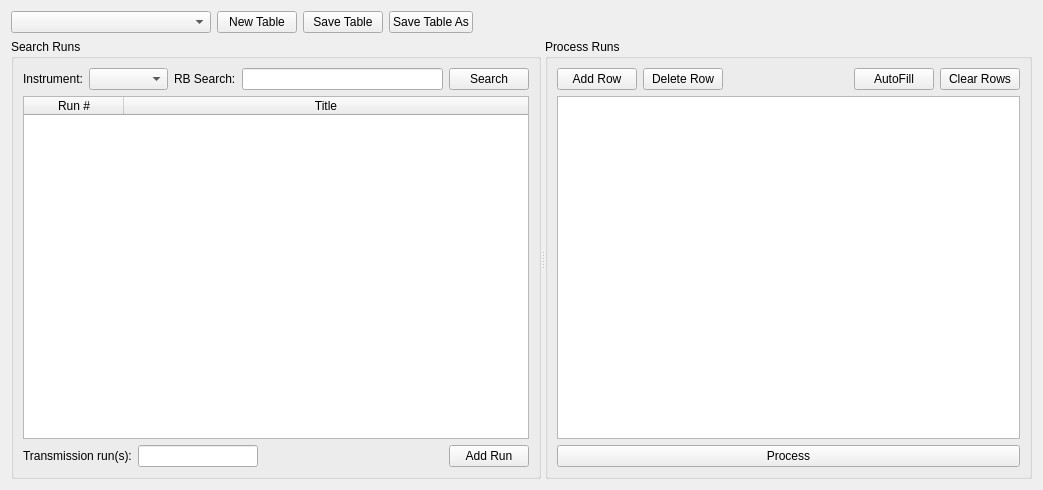
Above: Code/Mantid/MantidQt/CustomInterfaces/inc/MantidQtCustomInterfaces/ReflMainWidget.ui from mantidproject/mantid before the change. Below: the same form after it.
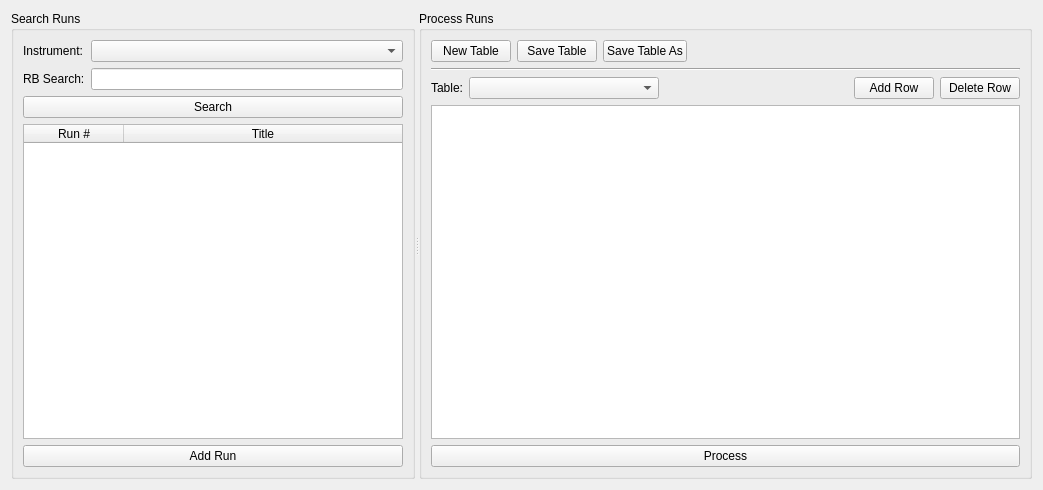
That is the form after the change. Custom widgets are drawn as their Qt base class.

Commit message: Refs #9371 Tidy up the Refl Gui a little more.

```diff
--- a/Code/Mantid/MantidQt/CustomInterfaces/inc/MantidQtCustomInterfaces/ReflMainWidget.ui
+++ b/Code/Mantid/MantidQt/CustomInterfaces/inc/MantidQtCustomInterfaces/ReflMainWidget.ui
@@ -14,59 +14,6 @@
    <string>ISIS Reflectometry</string>
   </property>
   <layout class="QVBoxLayout" name="layoutMain">
-   <item>
-    <layout class="QHBoxLayout" name="layoutTemp">
-     <item>
-      <widget class="MantidQt::MantidWidgets::WorkspaceSelector" name="workspaceSelector">
-       <property name="minimumSize">
-        <size>
-         <width>200</width>
-         <height>0</height>
-        </size>
-       </property>
-       <property name="WorkspaceTypes" stdset="0">
-        <stringlist>
-         <string>TableWorkspace</string>
-        </stringlist>
-       </property>
-      </widget>
-     </item>
-     <item>
-      <widget class="QPushButton" name="buttonNew">
-       <property name="text">
-        <string>New Table</string>
-       </property>
-      </widget>
-     </item>
-     <item>
-      <widget class="QPushButton" name="buttonSave">
-       <property name="text">
-        <string>Save Table</string>
-       </property>
-      </widget>
-     </item>
-     <item>
-      <widget class="QPushButton" name="buttonSaveAs">
-       <property name="text">
-        <string>Save Table As</string>
-       </property>
-      </widget>
-     </item>
-     <item>
-      <spacer name="horizontalSpacer">
-       <property name="orientation">
-        <enum>Qt::Horizontal</enum>
-       </property>
-       <property name="sizeHint" stdset="0">
-        <size>
-         <width>40</width>
-         <height>20</height>
-        </size>
-       </property>
-      </spacer>
-     </item>
-    </layout>
-   </item>
    <item>
     <widget class="QSplitter" name="splitterTables">
      <property name="sizePolicy">
@@ -87,8 +34,8 @@
       </property>
       <layout class="QVBoxLayout" name="layoutSearchPane">
        <item>
-        <layout class="QHBoxLayout" name="layoutSearchTopRow">
-         <item>
+        <layout class="QFormLayout" name="layoutSearchForm">
+         <item row="0" column="0">
           <widget class="QLabel" name="labelInstrument">
            <property name="text">
             <string>Instrument:</string>
@@ -98,14 +45,20 @@
            </property>
           </widget>
          </item>
-         <item>
+         <item row="0" column="1">
           <widget class="QComboBox" name="comboInstrument">
            <property name="sizePolicy">
-            <sizepolicy hsizetype="Fixed" vsizetype="Fixed">
+            <sizepolicy hsizetype="Expanding" vsizetype="Fixed">
              <horstretch>0</horstretch>
              <verstretch>0</verstretch>
             </sizepolicy>
            </property>
+           <property name="minimumSize">
+            <size>
+             <width>150</width>
+             <height>0</height>
+            </size>
+           </property>
            <property name="font">
             <font>
              <weight>75</weight>
@@ -117,7 +70,7 @@
            </property>
           </widget>
          </item>
-         <item>
+         <item row="1" column="0">
           <widget class="QLabel" name="labelRB">
            <property name="sizePolicy">
             <sizepolicy hsizetype="Minimum" vsizetype="Preferred">
@@ -133,7 +86,7 @@
            </property>
           </widget>
          </item>
-         <item>
+         <item row="1" column="1">
           <widget class="QLineEdit" name="textRB">
            <property name="sizePolicy">
             <sizepolicy hsizetype="Expanding" vsizetype="Fixed">
@@ -158,15 +111,15 @@
            </property>
           </widget>
          </item>
-         <item>
-          <widget class="QPushButton" name="buttonSearch">
-           <property name="text">
-            <string>Search</string>
-           </property>
-          </widget>
-         </item>
         </layout>
        </item>
+       <item>
+        <widget class="QPushButton" name="buttonSearch">
+         <property name="text">
+          <string>Search</string>
+         </property>
+        </widget>
+       </item>
        <item>
         <widget class="QTableWidget" name="tableRuns">
          <attribute name="horizontalHeaderHighlightSections">
@@ -195,48 +148,6 @@
        </item>
        <item>
         <layout class="QHBoxLayout" name="layoutSearchBottomRow">
-         <item>
-          <widget class="QLabel" name="labelRuns">
-           <property name="text">
-            <string>Transmission run(s):</string>
-           </property>
-           <property name="buddy">
-            <cstring>textRuns</cstring>
-           </property>
-          </widget>
-         </item>
-         <item>
-          <widget class="QLineEdit" name="textRuns">
-           <property name="minimumSize">
-            <size>
-             <width>90</width>
-             <height>0</height>
-            </size>
-           </property>
-           <property name="maximumSize">
-            <size>
-             <width>120</width>
-             <height>16777215</height>
-            </size>
-           </property>
-           <property name="toolTip">
-            <string>Transmission run number to be automatically entered into the 'trans' column when transferring runs.</string>
-           </property>
-          </widget>
-         </item>
-         <item>
-          <spacer name="spacerAddRun">
-           <property name="orientation">
-            <enum>Qt::Horizontal</enum>
-           </property>
-           <property name="sizeHint" stdset="0">
-            <size>
-             <width>40</width>
-             <height>20</height>
-            </size>
-           </property>
-          </spacer>
-         </item>
          <item>
           <widget class="QPushButton" name="buttonTransfer">
            <property name="sizePolicy">
@@ -261,8 +172,94 @@
       <layout class="QHBoxLayout" name="layoutTableView">
        <item>
         <layout class="QVBoxLayout" name="layoutButtonsTable">
+         <item>
+          <layout class="QHBoxLayout" name="layoutTableButtons">
+           <item>
+            <widget class="QPushButton" name="buttonNew">
+             <property name="text">
+              <string>New Table</string>
+             </property>
+            </widget>
+           </item>
+           <item>
+            <widget class="QPushButton" name="buttonSave">
+             <property name="text">
+              <string>Save Table</string>
+             </property>
+            </widget>
+           </item>
+           <item>
+            <widget class="QPushButton" name="buttonSaveAs">
+             <property name="text">
+              <string>Save Table As</string>
+             </property>
+            </widget>
+           </item>
+           <item>
+            <spacer name="spacerTableButtons">
+             <property name="orientation">
+              <enum>Qt::Horizontal</enum>
+             </property>
+             <property name="sizeHint" stdset="0">
+              <size>
+               <width>40</width>
+               <height>20</height>
+              </size>
+             </property>
+            </spacer>
+           </item>
+          </layout>
+         </item>
+         <item>
+          <widget class="Line" name="line">
+           <property name="orientation">
+            <enum>Qt::Horizontal</enum>
+           </property>
+          </widget>
+         </item>
          <item>
           <layout class="QHBoxLayout" name="layoutRowButtons">
+           <item>
+            <widget class="QLabel" name="labelWorkspaceSelector">
+             <property name="text">
+              <string>Table:</string>
+             </property>
+            </widget>
+           </item>
+           <item>
+            <widget class="MantidQt::MantidWidgets::WorkspaceSelector" name="workspaceSelector">
+             <property name="sizePolicy">
+              <sizepolicy hsizetype="Expanding" vsizetype="Fixed">
+               <horstretch>0</horstretch>
+               <verstretch>0</verstretch>
+              </sizepolicy>
+             </property>
+             <property name="minimumSize">
+              <size>
+               <width>150</width>
+               <height>0</height>
+              </size>
+             </property>
+             <property name="WorkspaceTypes" stdset="0">
+              <stringlist>
+               <string>TableWorkspace</string>
+              </stringlist>
+             </property>
+            </widget>
+           </item>
+           <item>
+            <spacer name="spacerRowButtons">
+             <property name="orientation">
+              <enum>Qt::Horizontal</enum>
+             </property>
+             <property name="sizeHint" stdset="0">
+              <size>
+               <width>40</width>
+               <height>20</height>
+              </size>
+             </property>
+            </spacer>
+           </item>
            <item>
             <widget class="QPushButton" name="buttonAddRow">
              <property name="text">
@@ -277,33 +274,6 @@
              </property>
             </widget>
            </item>
-           <item>
-            <spacer name="spacerRowButtons">
-             <property name="orientation">
-              <enum>Qt::Horizontal</enum>
-             </property>
-             <property name="sizeHint" stdset="0">
-              <size>
-               <width>40</width>
-               <height>20</height>
-              </size>
-             </property>
-            </spacer>
-           </item>
-           <item>
-            <widget class="QPushButton" name="buttonAuto">
-             <property name="text">
-              <string>AutoFill</string>
-             </property>
-            </widget>
-           </item>
-           <item>
-            <widget class="QPushButton" name="buttonClear">
-             <property name="text">
-              <string>Clear Rows</string>
-             </property>
-            </widget>
-           </item>
           </layout>
          </item>
          <item>
```
Left out of the diff: 2 changed lines with no effect on the pictures. The commit also changes 1 other file.
